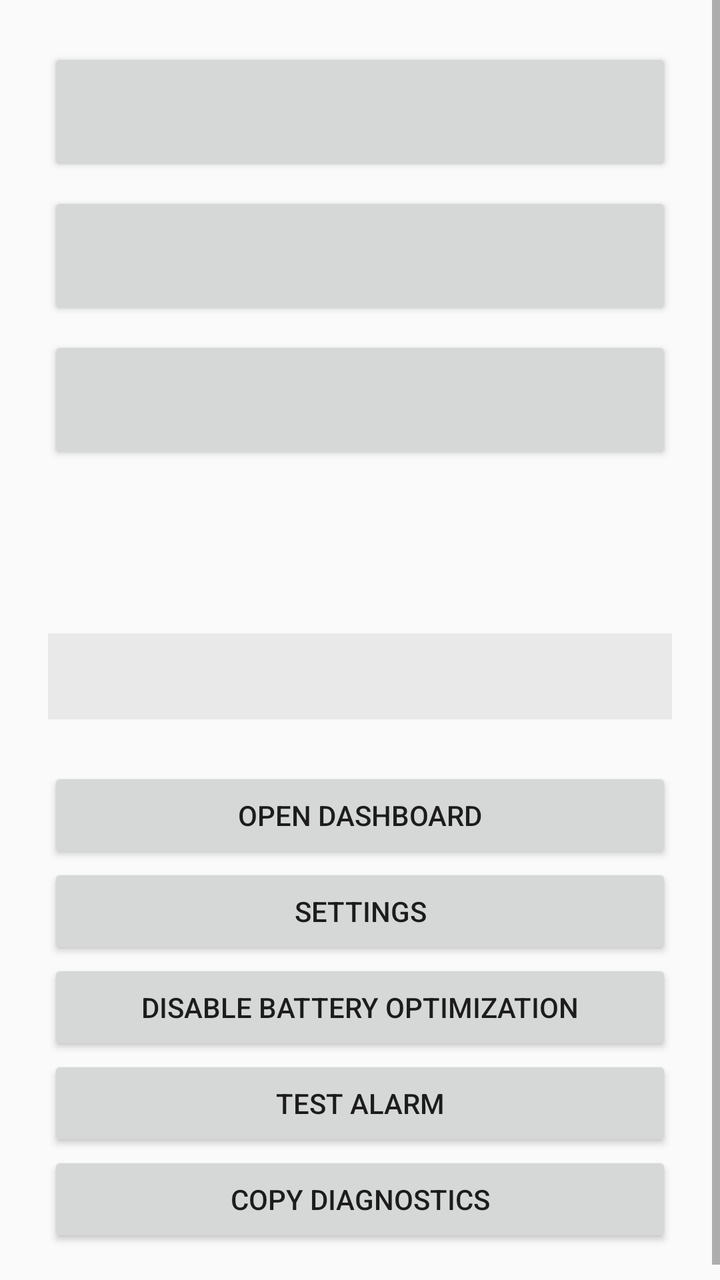
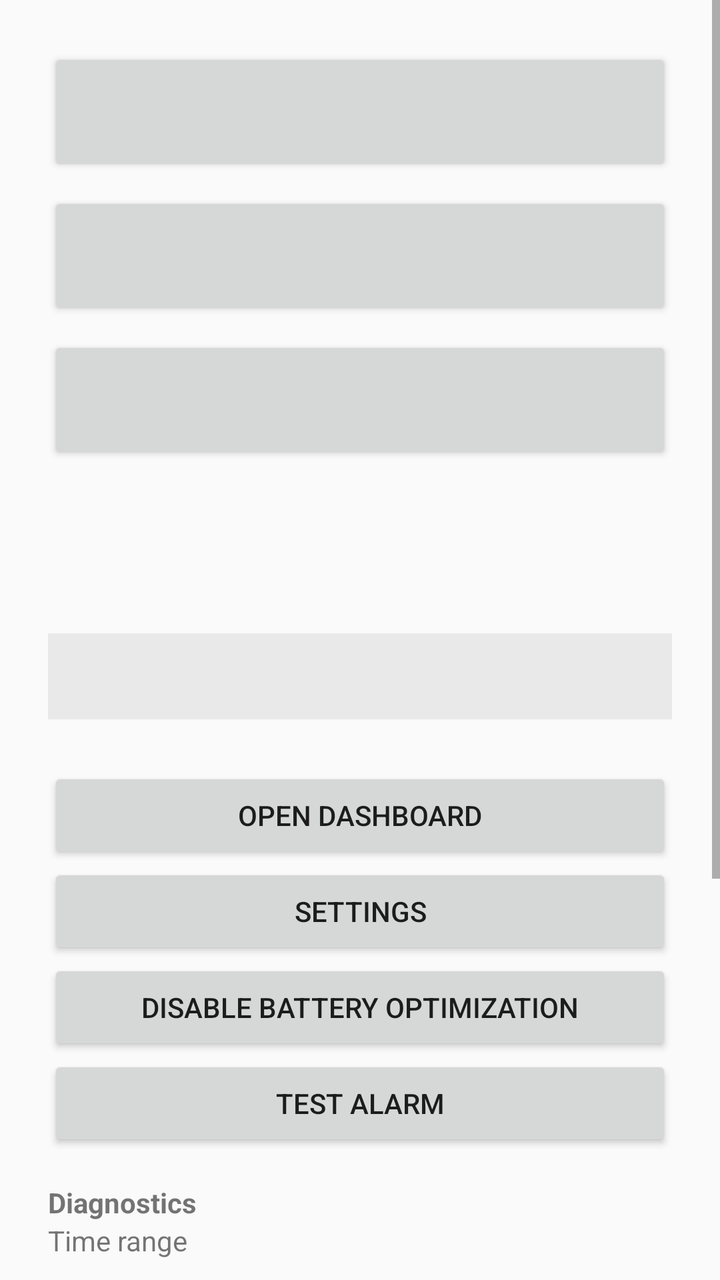

Two renders of the same Android screen: before a commit and after it. Below are the layout's source before the change and the commit's diff.
<!-- AndroidManifest.xml: application theme Theme.TeamsMonitor -->
<!-- res/layout/activity_main.xml -->
<?xml version="1.0" encoding="utf-8"?>
<LinearLayout xmlns:android="http://schemas.android.com/apk/res/android"
    android:layout_width="match_parent"
    android:layout_height="match_parent"
    android:orientation="vertical">

    <LinearLayout
        android:id="@+id/dnd_banner"
        android:layout_width="match_parent"
        android:layout_height="wrap_content"
        android:orientation="horizontal"
        android:gravity="center_vertical"
        android:background="#D32F2F"
        android:padding="12dp"
        android:visibility="gone">

        <TextView
            android:layout_width="0dp"
            android:layout_height="wrap_content"
            android:layout_weight="1"
            android:text="@string/dnd_warning"
            android:textColor="#FFFFFF"
            android:textStyle="bold" />

        <Button
            android:id="@+id/dnd_fix"
            android:layout_width="wrap_content"
            android:layout_height="wrap_content"
            android:text="@string/dnd_fix" />
    </LinearLayout>

    <ScrollView
        android:layout_width="match_parent"
        android:layout_height="0dp"
        android:layout_weight="1"
        android:fillViewport="true">

        <LinearLayout
            android:layout_width="match_parent"
            android:layout_height="wrap_content"
            android:orientation="vertical"
            android:padding="24dp">

            <Button
                android:id="@+id/toggle_alarm_sound"
                android:layout_width="match_parent"
                android:layout_height="wrap_content"
                android:minHeight="64dp"
                android:textSize="16sp"
                android:textAllCaps="false" />

            <Button
                android:id="@+id/toggle_notifications"
                android:layout_width="match_parent"
                android:layout_height="wrap_content"
                android:layout_marginTop="8dp"
                android:minHeight="64dp"
                android:textSize="16sp"
                android:textAllCaps="false" />

            <Button
                android:id="@+id/toggle_screen_on"
                android:layout_width="match_parent"
                android:layout_height="wrap_content"
                android:layout_marginTop="8dp"
                android:minHeight="64dp"
                android:textSize="16sp"
                android:textAllCaps="false" />

            <TextView
                android:id="@+id/conn_status"
                android:layout_width="match_parent"
                android:layout_height="wrap_content"
                android:layout_marginTop="24dp"
                android:textSize="16sp"
                android:textStyle="bold" />

            <TextView
                android:id="@+id/server"
                android:layout_width="match_parent"
                android:layout_height="wrap_content"
                android:layout_marginTop="4dp" />

            <TextView
                android:id="@+id/last_alert"
                android:layout_width="match_parent"
                android:layout_height="wrap_content"
                android:layout_marginTop="16dp"
                android:background="#11000000"
                android:padding="12dp" />

            <Button
                android:id="@+id/btn_dashboard"
                android:layout_width="match_parent"
                android:layout_height="wrap_content"
                android:layout_marginTop="24dp"
                android:text="@string/open_dashboard" />

            <Button
                android:id="@+id/btn_settings"
                android:layout_width="match_parent"
                android:layout_height="wrap_content"
                android:text="@string/menu_settings" />

            <Button
                android:id="@+id/btn_battery"
                android:layout_width="match_parent"
                android:layout_height="wrap_content"
                android:text="@string/menu_battery" />

            <Button
                android:id="@+id/btn_test_alarm"
                android:layout_width="match_parent"
                android:layout_height="wrap_content"
                android:text="@string/test_alarm" />

            <Button
                android:id="@+id/btn_copy_diagnostics"
                android:layout_width="match_parent"
                android:layout_height="wrap_content"
                android:text="@string/copy_diagnostics" />
        </LinearLayout>
    </ScrollView>
</LinearLayout>
<!-- resources referenced by this layout -->
<resources>
  <string name="copy_diagnostics">Copy diagnostics</string>
  <string name="dnd_fix">Allow</string>
  <string name="dnd_warning">Alarms may be silenced by Do Not Disturb</string>
  <string name="menu_battery">Disable battery optimization</string>
  <string name="menu_settings">Settings</string>
  <string name="open_dashboard">Open dashboard</string>
  <string name="test_alarm">Test alarm</string>
  <style name="Theme.TeamsMonitor" parent="Theme.AppCompat.DayNight" />
</resources>

<!-- the commit's change to res/layout/activity_main.xml (unified diff, before → after) -->
@@ -114,11 +114,65 @@
                 android:layout_height="wrap_content"
                 android:text="@string/test_alarm" />
 
-            <Button
-                android:id="@+id/btn_copy_diagnostics"
+            <TextView
                 android:layout_width="match_parent"
                 android:layout_height="wrap_content"
-                android:text="@string/copy_diagnostics" />
+                android:layout_marginTop="16dp"
+                android:text="@string/diagnostics_title"
+                android:textStyle="bold" />
+            <TextView
+                android:layout_width="match_parent"
+                android:layout_height="wrap_content"
+                android:labelFor="@id/diagnostics_window"
+                android:text="@string/diagnostics_window_label" />
+            <Spinner
+                android:id="@+id/diagnostics_window"
+                android:layout_width="match_parent"
+                android:layout_height="48dp"
+                android:entries="@array/diagnostics_windows" />
+            <TextView
+                android:layout_width="match_parent"
+                android:layout_height="wrap_content"
+                android:labelFor="@id/diagnostics_category"
+                android:text="@string/diagnostics_category_label" />
+            <Spinner
+                android:id="@+id/diagnostics_category"
+                android:layout_width="match_parent"
+                android:layout_height="48dp"
+                android:entries="@array/diagnostics_categories" />
+            <EditText
+                android:id="@+id/diagnostics_search"
+                android:layout_width="match_parent"
+                android:layout_height="wrap_content"
+                android:minHeight="48dp"
+                android:inputType="text"
+                android:maxLength="200"
+                android:singleLine="true"
+                android:hint="@string/diagnostics_search_hint" />
+            <TextView
+                android:layout_width="match_parent"
+                android:layout_height="wrap_content"
+                android:text="@string/diagnostics_export_note" />
+            <LinearLayout
+                android:layout_width="match_parent"
+                android:layout_height="wrap_content"
+                android:orientation="horizontal">
+                <Button
+                    android:id="@+id/btn_copy_diagnostics"
+                    android:layout_width="0dp"
+                    android:layout_height="wrap_content"
+                    android:layout_weight="1"
+                    android:text="@string/copy_diagnostics"
+                    android:textAllCaps="false" />
+                <Button
+                    android:id="@+id/btn_share_diagnostics"
+                    android:layout_width="0dp"
+                    android:layout_height="wrap_content"
+                    android:layout_weight="1"
+                    android:layout_marginStart="8dp"
+                    android:text="@string/share_diagnostics"
+                    android:textAllCaps="false" />
+            </LinearLayout>
         </LinearLayout>
     </ScrollView>
 </LinearLayout>
<!-- resource entries referenced after the edit -->
@@ -1,11 +1,29 @@
 <!-- resources referenced by this layout -->
 <resources>
-  <string name="copy_diagnostics">Copy diagnostics</string>
+  <string-array name="diagnostics_categories">
+          <item>All events</item>
+          <item>Alerts and notifications</item>
+          <item>Connections and registration</item>
+          <item>Errors and failures</item>
+      </string-array>
+  <string-array name="diagnostics_windows">
+          <item>Last hour</item>
+          <item>Last 24 hours</item>
+          <item>Last 7 days</item>
+          <item>All retained events</item>
+      </string-array>
+  <string name="copy_diagnostics">Copy</string>
+  <string name="diagnostics_category_label">Event category</string>
+  <string name="diagnostics_export_note">Both buttons export these filters plus current device status. Up to 200,000 characters of newest matching events. Reports may contain chat and author names.</string>
+  <string name="diagnostics_search_hint">Search event, chat, author, or alert ID</string>
+  <string name="diagnostics_title">Diagnostics</string>
+  <string name="diagnostics_window_label">Time range</string>
   <string name="dnd_fix">Allow</string>
   <string name="dnd_warning">Alarms may be silenced by Do Not Disturb</string>
   <string name="menu_battery">Disable battery optimization</string>
   <string name="menu_settings">Settings</string>
   <string name="open_dashboard">Open dashboard</string>
+  <string name="share_diagnostics">Share file</string>
   <string name="test_alarm">Test alarm</string>
   <style name="Theme.TeamsMonitor" parent="Theme.AppCompat.DayNight" />
 </resources>
